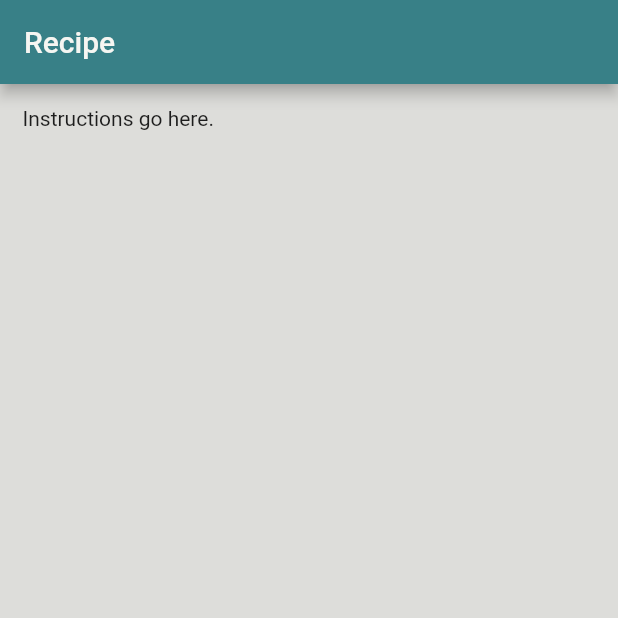
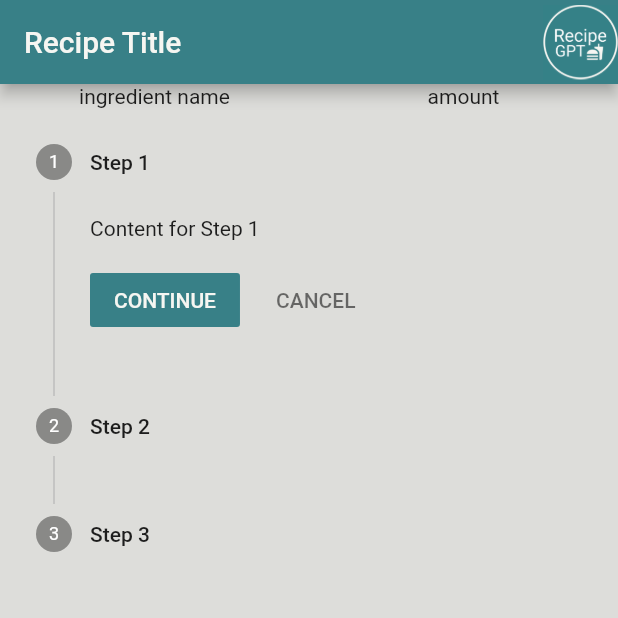
Before and after one commit to Coolroo/MTAHacks2023, a Flutter app: the screen it shows after launch, on a phone screen of 412 x 824 dp, the top half of it. Run offline on Flutter 3.47's test engine with Material 2 defaults, Android fonts, the phone set to English and light mode, and no system bars.

Commit message:
Response page update

```diff
--- a/lib/response_page.dart
+++ b/lib/response_page.dart
@@ -3,18 +3,105 @@ import 'package:flutter/material.dart';
 class ResponsePage extends StatelessWidget {
   const ResponsePage({ Key? key }) : super(key: key);
 
+  static const String _title = 'Recipe Title';
+
   @override
   Widget build(BuildContext context) {
     return Scaffold(
-      appBar: AppBar(title: const Text("Recipe"),),
-      body: Padding(
-        padding: const EdgeInsets.all(15.0),
-        child: Column(
-          children: const [
-            Text("Instructions go here."),
-          ]
-        )
+      appBar: AppBar(
+        title: const Text(_title),
+        actions: const [
+          SizedBox(
+            width: 50,
+            child: Image(image: AssetImage('assets/logo.png')),
+          ),
+        ],
+      ),
+
+      body: Column(
+        mainAxisAlignment: MainAxisAlignment.start,
+        children: const <Widget>[
+          Ingredient(),
+          Instruction(),
+        ],
       ),
     );
   }
 }
+
+class Ingredient extends StatelessWidget {
+  const Ingredient({Key? key}) : super(key: key);
+
+  @override
+  Widget build(BuildContext context) {
+    return Row(
+      children: const <Widget>[
+        Expanded(
+          child: Text('ingredient name', textAlign: TextAlign.center),
+        ),
+        Expanded(
+          child: Text('amount', textAlign: TextAlign.center),
+        ),
+      ],
+    );
+  }
+}
+
+class Instruction extends StatefulWidget {
+  const Instruction({ Key? key }) : super(key: key);
+
+  @override
+  State<Instruction> createState() => _InstructionState();
+}
+
+class _InstructionState extends State<Instruction> {
+  int _index = 0;
+  int maxIndex = 3;
+
+  @override
+  Widget build(BuildContext context) {
+    return Stepper(
+      currentStep: _index,
+      onStepCancel: () {
+        if (_index > 0) {
+          setState(() {
+            _index -= 1;
+          });
+        }
+      },
+      onStepContinue: () {
+        if (_index < maxIndex-1) {
+          setState(() {
+            _index += 1;
+          });
+        }
+      },
+      onStepTapped: (int index) {
+        setState(() {
+          _index = index;
+        });
+      },
+      // Add Step for each step
+      steps: <Step>[
+        Step(
+          title: const Text('Step 1'),
+          content: Container(
+              alignment: Alignment.centerLeft,
+              child: const Text('Content for Step 1')),
+        ),
+        Step(
+          title: const Text('Step 2'),
+          content: Container(
+              alignment: Alignment.centerLeft,
+              child: const Text('Content for Step 2')),
+        ),
+        Step(
+          title: const Text('Step 3'),
+          content: Container(
+              alignment: Alignment.centerLeft,
+              child: const Text('Content for Step 3')),
+        ),
+      ],
+    );
+  }
+}
```
Also changed, not shown: pubspec.lock.
